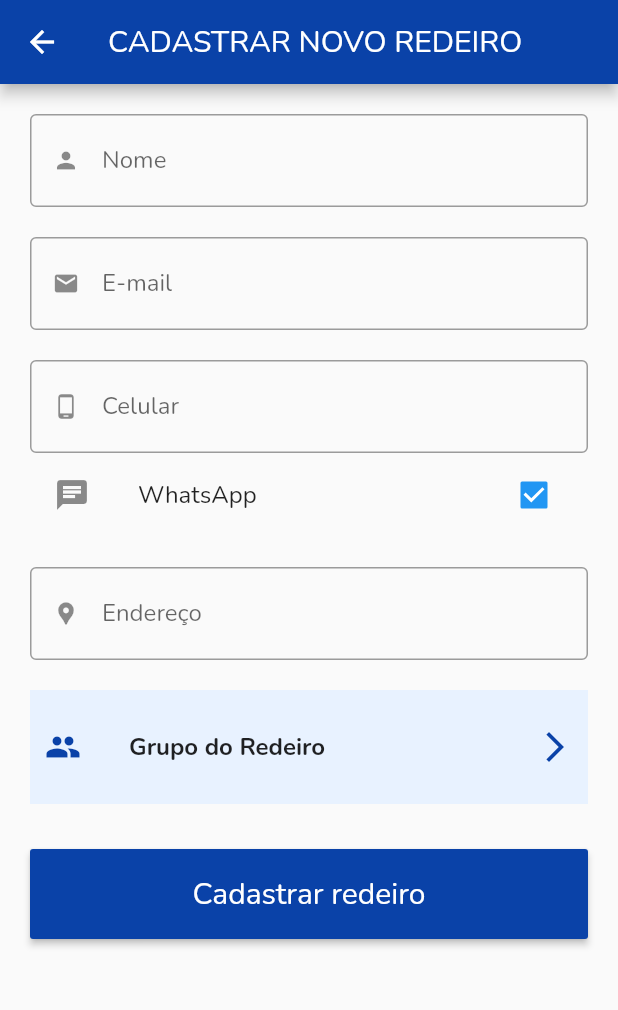
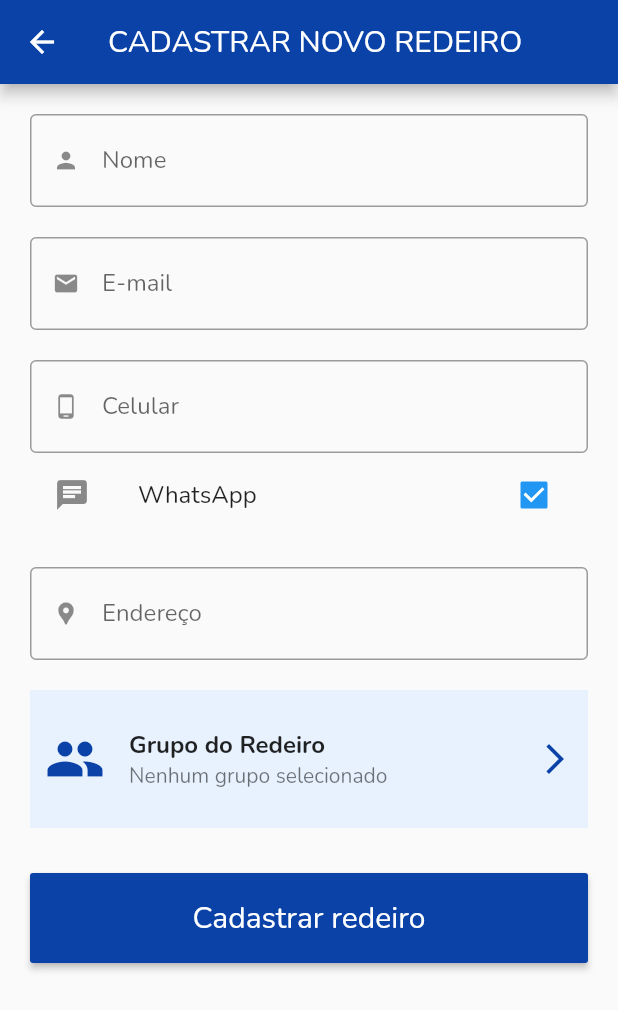
Before and after one commit to GutoVillela/JSVillela_APP, a Flutter app: the TelaCadastrarNovoRedeiro screen opened directly, on a phone screen of 412 x 824 dp. Shown: the top 1010 px of the screen. Run offline on Flutter 3.47's test engine with Material 2 defaults, Android fonts, the phone set to English and light mode, and no system bars; our stand-ins replace cloud_firestore, firebase_auth, firebase_core, mask_text_input_formatter; missing offline and left inert: keyboard_visibility; accounts and stored records are empty.

Commit message:
Modificações no item de pesquisa para list view

```diff
--- a/lib/models/redeiro_model.dart
+++ b/lib/models/redeiro_model.dart
@@ -25,6 +25,9 @@ class RedeiroModel extends Model{
   /// Nome do identificador para o campo "whatsapp" utilizado na collection do Firebase.
   static const String CAMPO_WHATSAPP = "whatsapp";
 
+  /// Nome do identificador para o campo "endereco" utilizado na collection do Firebase.
+  static const String CAMPO_ENDERECO = "endereco";
+
   /// Nome do identificador para o campo "ativo" utilizado na collection do Firebase.
   static const String CAMPO_ATIVO = "ativo";
   //#endregion Constantes
@@ -37,6 +40,7 @@ class RedeiroModel extends Model{
       CAMPO_CELULAR : dadosDoRedeiro[CAMPO_CELULAR],
       CAMPO_EMAIL : dadosDoRedeiro[CAMPO_EMAIL],
       CAMPO_WHATSAPP : dadosDoRedeiro[CAMPO_WHATSAPP],
+      CAMPO_ENDERECO : dadosDoRedeiro[CAMPO_ENDERECO],
       CAMPO_ATIVO : dadosDoRedeiro[CAMPO_ATIVO]
     }).then((value) => onSuccess()).catchError((e){
       onFail();
--- a/lib/ui/tela_cadastrar_novo_redeiro.dart
+++ b/lib/ui/tela_cadastrar_novo_redeiro.dart
@@ -126,8 +126,12 @@ class _TelaCadastrarNovoRedeiroState extends State<TelaCadastrarNovoRedeiro> {
                   SizedBox(height: 20),
                   ListViewItemPesquisa(
                     textoPrincipal: "Grupo do Redeiro",
+                    textoSecundario: "Nenhum grupo selecionado",
                     iconeEsquerda: Icons.people_sharp,
                     iconeDireita: Icons.arrow_forward_ios_sharp,
+                    acaoAoClicar: (){
+
+                    },
                   ),
                   SizedBox(height: 20),
                   SizedBox(
--- a/lib/ui/widgets/list_view_item_pesquisa.dart
+++ b/lib/ui/widgets/list_view_item_pesquisa.dart
@@ -28,18 +28,26 @@ class ListViewItemPesquisa extends StatelessWidget {
   Widget build(BuildContext context) {
     return Padding(
       padding: EdgeInsets.only(bottom: 10),
+      child: Ink(
+        color: PaletaDeCor.AZUL_MARINHO,
         child: ListTile(
           contentPadding: EdgeInsets.all(10),
-        tileColor: PaletaDeCor.AZUL_MARINHO,
-        leading: Icon(iconeEsquerda, color: Theme.of(context).primaryColor),
+          //tileColor: PaletaDeCor.AZUL_MARINHO,
+          leading: Icon(
+              iconeEsquerda,
+              color: Theme.of(context).primaryColor,
+            size: 40,
+          ),
           title: Text(
               textoPrincipal,
             style: TextStyle(
               fontWeight: FontWeight.bold
             ),
           ),
+          subtitle: Text(textoSecundario),
           trailing: Icon(iconeDireita, color: Theme.of(context).primaryColor),
           onTap: acaoAoClicar
+        ),
       ),
     );
   }
```
Also changed, not shown: lib/ui/menu_tabs/tela_cadastro_de_redeiros.dart (+13 -4 lines). Lines whose indentation alone changed are shown as unchanged.
